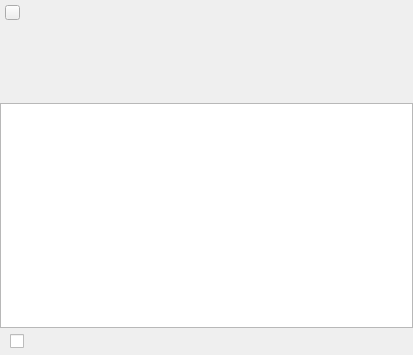
Above: ui/pointoutw.ui from UbuntuKylin/kylin-software-center before the change. Below: the same form after it.
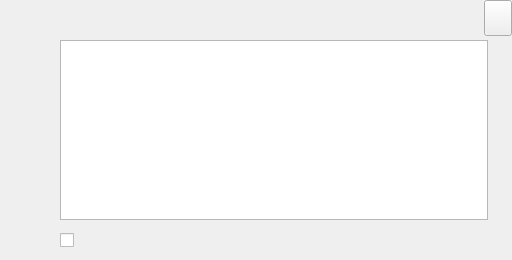
That is the form after the change.

```diff
--- a/ui/pointoutw.ui
+++ b/ui/pointoutw.ui
@@ -6,8 +6,8 @@
    <rect>
     <x>0</x>
     <y>0</y>
-    <width>413</width>
-    <height>355</height>
+    <width>512</width>
+    <height>260</height>
    </rect>
   </property>
   <property name="windowTitle">
@@ -18,8 +18,8 @@
     <rect>
      <x>0</x>
      <y>0</y>
-     <width>413</width>
-     <height>69</height>
+     <width>48</width>
+     <height>260</height>
     </rect>
    </property>
    <property name="text">
@@ -29,10 +29,10 @@
   <widget class="QLabel" name="title">
    <property name="geometry">
     <rect>
-     <x>0</x>
-     <y>69</y>
-     <width>413</width>
-     <height>34</height>
+     <x>60</x>
+     <y>12</y>
+     <width>341</width>
+     <height>15</height>
     </rect>
    </property>
    <property name="text">
@@ -42,33 +42,20 @@
   <widget class="QListWidget" name="contentliw">
    <property name="geometry">
     <rect>
-     <x>0</x>
-     <y>103</y>
-     <width>413</width>
-     <height>225</height>
+     <x>60</x>
+     <y>40</y>
+     <width>428</width>
+     <height>180</height>
     </rect>
    </property>
   </widget>
   <widget class="QPushButton" name="btnClose">
    <property name="geometry">
     <rect>
-     <x>5</x>
-     <y>5</y>
-     <width>15</width>
-     <height>15</height>
-    </rect>
-   </property>
-   <property name="text">
-    <string/>
-   </property>
-  </widget>
-  <widget class="QLabel" name="bottom">
-   <property name="geometry">
-    <rect>
-     <x>0</x>
-     <y>328</y>
-     <width>413</width>
-     <height>29</height>
+     <x>484</x>
+     <y>0</y>
+     <width>28</width>
+     <height>36</height>
     </rect>
    </property>
    <property name="text">
@@ -78,8 +65,8 @@
   <widget class="QCheckBox" name="cbisshow">
    <property name="geometry">
     <rect>
-     <x>10</x>
-     <y>330</y>
+     <x>60</x>
+     <y>229</y>
      <width>120</width>
      <height>22</height>
     </rect>
@@ -88,6 +75,19 @@
     <string/>
    </property>
   </widget>
+  <widget class="QLabel" name="logo">
+   <property name="geometry">
+    <rect>
+     <x>0</x>
+     <y>0</y>
+     <width>48</width>
+     <height>48</height>
+    </rect>
+   </property>
+   <property name="text">
+    <string/>
+   </property>
+  </widget>
  </widget>
  <resources/>
  <connections/>
```
